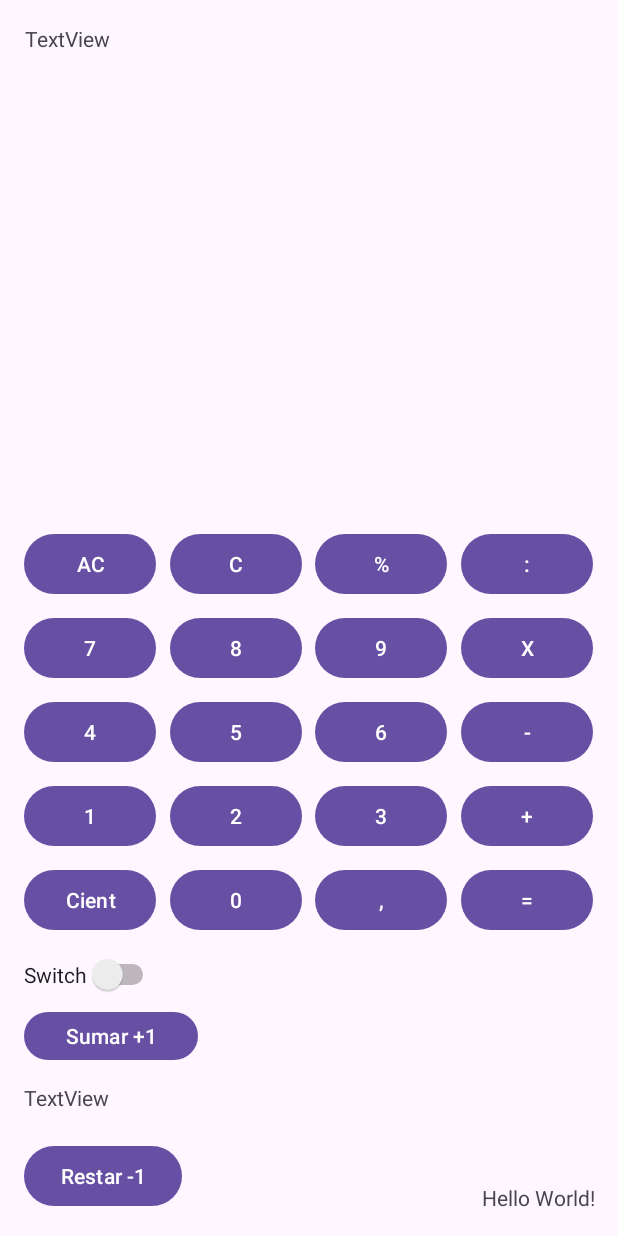
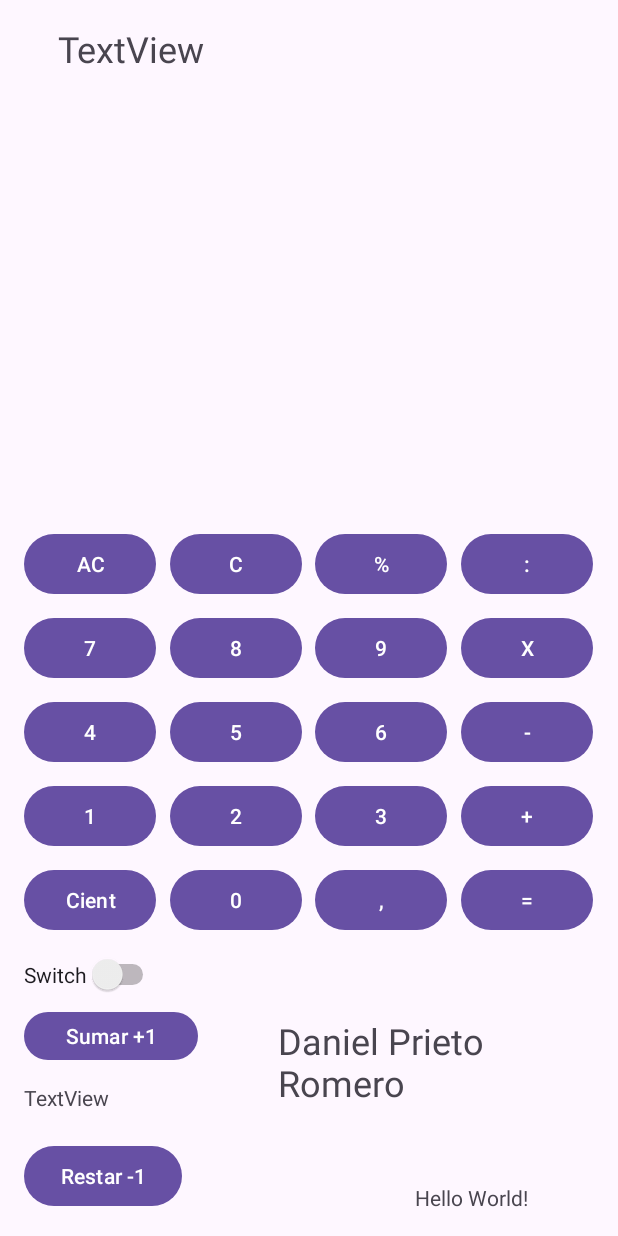
Before and after one commit to danipr20/Android, an Android app: the screen it shows after launch (MainActivity), on a phone screen of 412 x 824 dp. Run offline under Robolectric (Android 15) with nearby library versions, the phone set to English and light mode, and no system bars.

```diff
--- a/Practica1/app/src/main/res/layout/activity_main.xml
+++ b/Practica1/app/src/main/res/layout/activity_main.xml
@@ -67,7 +67,7 @@
         android:id="@+id/textView"
         android:layout_width="wrap_content"
         android:layout_height="wrap_content"
-        android:layout_marginEnd="15dp"
+        android:layout_marginEnd="60dp"
         android:layout_marginBottom="16dp"
         android:text="Hello World!"
         app:layout_constraintBottom_toBottomOf="parent"
@@ -120,14 +120,27 @@
 
     <TextView
         android:id="@+id/result"
-        android:layout_width="380dp"
-        android:layout_height="127dp"
+        android:layout_width="337dp"
+        android:layout_height="41dp"
         android:layout_marginTop="16dp"
         android:text="@string/textview"
+        android:textSize="24sp"
         app:layout_constraintEnd_toEndOf="parent"
         app:layout_constraintHorizontal_bias="0.516"
         app:layout_constraintStart_toStartOf="parent"
         app:layout_constraintTop_toTopOf="parent" />
+
+    <TextView
+        android:id="@+id/textoNombre"
+        android:layout_width="153dp"
+        android:layout_height="79dp"
+        android:layout_marginBottom="32dp"
+        android:text="Daniel Prieto Romero"
+        android:textSize="24sp"
+        app:layout_constraintBottom_toTopOf="@+id/textView"
+        app:layout_constraintEnd_toEndOf="parent"
+        app:layout_constraintHorizontal_bias="0.717"
+        app:layout_constraintStart_toStartOf="parent" />
 
     <Button
         android:id="@+id/boton2"
```
Also changed, not shown: Practica1/app/src/main/java/infoii/dpr20/practica1/MainActivity.java (+76 -30 lines).
